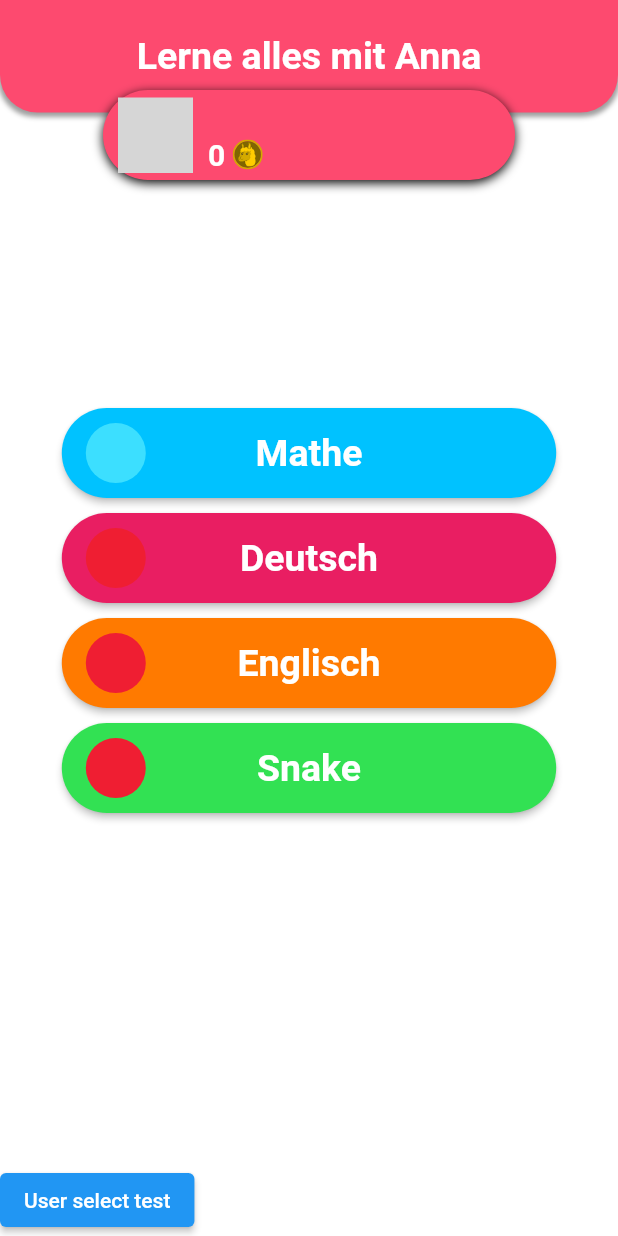
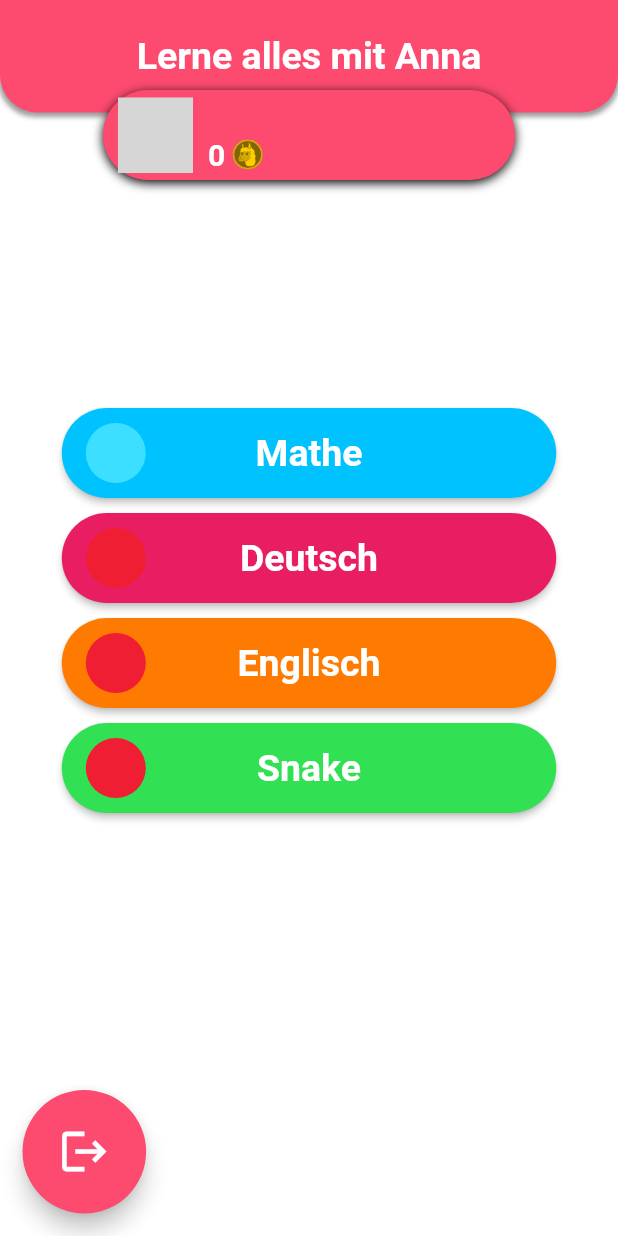
Before and after one commit to thm-mni-ii/lama, a Flutter app: the HomeScreen screen opened directly, on a phone screen of 412 x 824 dp. Run offline on Flutter 3.47's test engine with Material 2 defaults, Android fonts, the phone set to English and light mode, and no system bars; our stand-ins replace audioplayers, bloc, bubble, equatable, flutter_bloc, flutter_markdown and 3 more; missing offline and left inert: flame; accounts and stored records are empty; Roboto replaces fonts that are missing (Ubuntu); statements that could not run were skipped; project files that could hold a hidden picture were left out; grey boxes are pictures that could not be loaded.

Commit message:
Replace logout button in main menu

```diff
--- a/lama_app/lib/app/screens/home_screen.dart
+++ b/lama_app/lib/app/screens/home_screen.dart
@@ -324,14 +324,25 @@ class _HomeScreenState extends State<HomeScreen> {
             ),
             Align(
               alignment: Alignment.bottomLeft,
-              child: ElevatedButton(
-                child: Text("User select test"),
+              child: Padding(
+                padding: EdgeInsets.only(left: 15, bottom: 15),
+                child: Container(
+                  width: screenSize.width / 5,
+                  child: FittedBox(
+                    child: FloatingActionButton(
+                      heroTag: "back",
+                      backgroundColor: LamaColors.mainPink,
                       onPressed: () => Navigator.pushReplacement(
                         context,
                         MaterialPageRoute(
                           builder: (context) => BlocProvider(
                             create: (BuildContext context) => UserLoginBloc(),
                             child: UserLoginScreen(),
+                          ),
+                        ),
+                      ),
+                      tooltip: 'Ausloggen',
+                      child: Icon(Icons.logout),
                     ),
                   ),
                 ),
```
Lines whose indentation alone changed are shown as unchanged.
